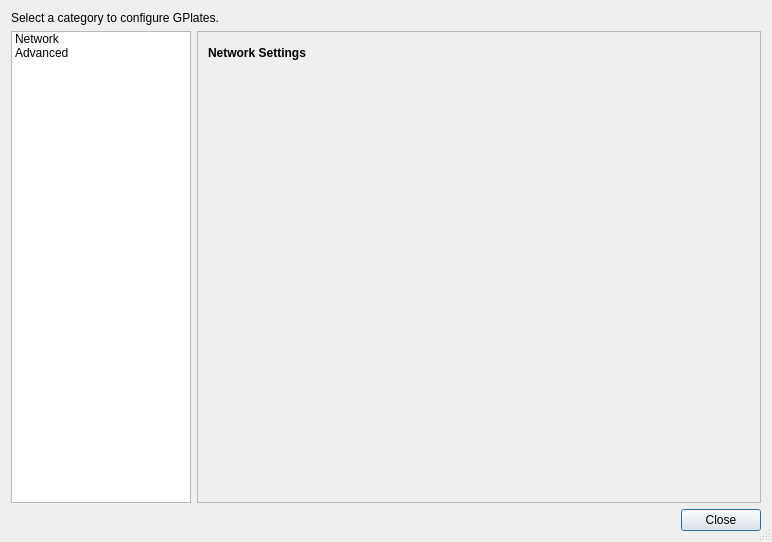
First picture: the form in src/qt-widgets/PreferencesDialogUi.ui, repository GPlates/GPlates, before the edit.
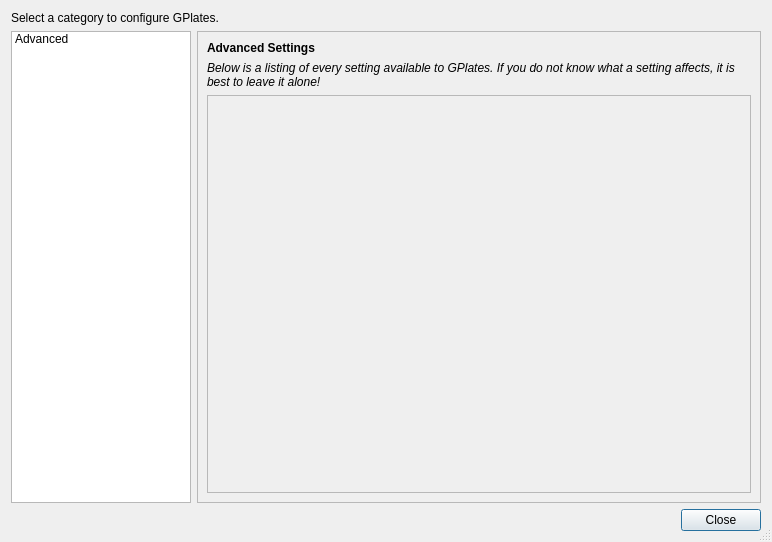
Second picture: the form after the edit. The open tabs and pages were chosen to show the change. Icons and pictures are not drawn.

```diff
--- a/src/qt-widgets/PreferencesDialogUi.ui
+++ b/src/qt-widgets/PreferencesDialogUi.ui
@@ -50,11 +50,6 @@
        <property name="styleSheet">
         <string notr="true">QListWidget::item { padding: 0.5em; }</string>
        </property>
-       <item>
-        <property name="text">
-         <string>Network</string>
-        </property>
-       </item>
        <item>
         <property name="text">
          <string>Advanced</string>
@@ -79,27 +74,6 @@
        <property name="currentIndex">
         <number>1</number>
        </property>
-       <widget class="QWidget" name="page_network">
-        <widget class="QLabel" name="label_network">
-         <property name="geometry">
-          <rect>
-           <x>10</x>
-           <y>10</y>
-           <width>151</width>
-           <height>21</height>
-          </rect>
-         </property>
-         <property name="font">
-          <font>
-           <weight>75</weight>
-           <bold>true</bold>
-          </font>
-         </property>
-         <property name="text">
-          <string>Network Settings</string>
-         </property>
-        </widget>
-       </widget>
        <widget class="QWidget" name="page_advanced">
         <layout class="QVBoxLayout" name="verticalLayout_2">
          <item>
```
Left out of the diff: 2 changed lines with no effect on the pictures.
